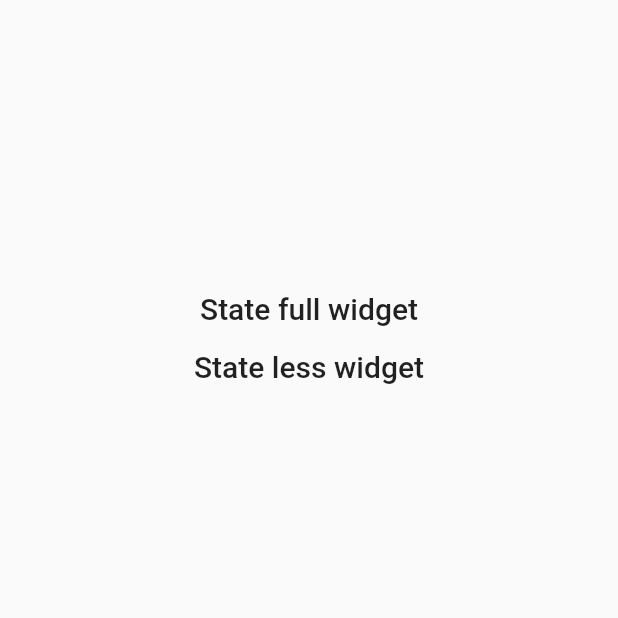
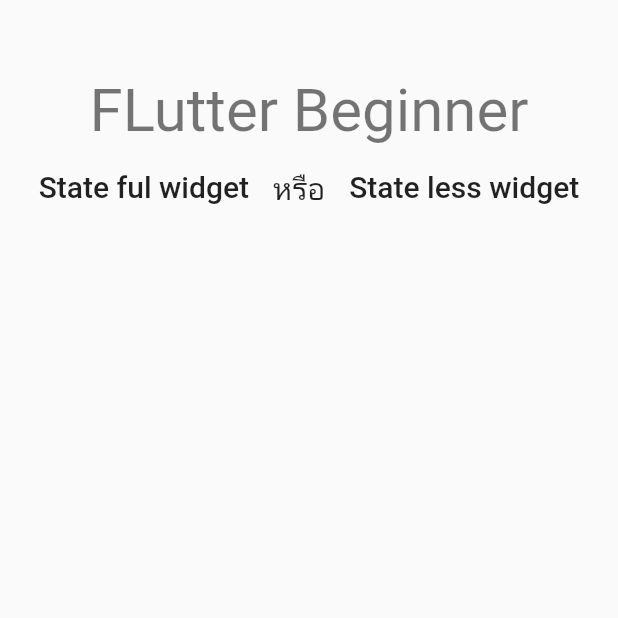
Before and after one commit to Mr-Apisit/session, a Flutter app: the screen it shows after launch, on a phone screen of 412 x 824 dp, the top half of it. Run offline on Flutter 3.47's test engine with Material 2 defaults, Android fonts, the phone set to English and light mode, and no system bars.

Commit message:
stateFul and stateLess

```diff
--- a/lib/src/presentation/pages/landing_page.dart
+++ b/lib/src/presentation/pages/landing_page.dart
@@ -2,6 +2,7 @@ import 'package:flutter/material.dart';
 
 import '../features/state_ful.dart';
 import '../features/state_less.dart';
+import '../widgets/text_button.dart';
 
 class LandingPage extends StatelessWidget {
   const LandingPage({super.key});
@@ -10,34 +11,57 @@ class LandingPage extends StatelessWidget {
   Widget build(BuildContext context) {
     return Scaffold(
       body: Container(
-          height: 450,
+          height: double.maxFinite,
           width: double.maxFinite - 20,
           decoration: BoxDecoration(borderRadius: BorderRadius.circular(7.0)),
+          child: Padding(
+            padding: const EdgeInsets.only(top: 50.0),
             child: Column(
+              children: [
+                Text(
+                  "FLutter Beginner",
+                  style: Theme.of(context).textTheme.headlineLarge,
+                ),
+                Expanded(
+                  child: Row(
                     mainAxisAlignment: MainAxisAlignment.center,
+                    crossAxisAlignment: CrossAxisAlignment.start,
                     children: [
-              Padding(
-                padding: const EdgeInsets.all(8.0),
-                child: InkWell(
-                    borderRadius: BorderRadius.circular(7.0),
+                      MyTextButton(
+                        text: "State ful widget",
                         onTap: () {
-                      Navigator.push(context, MaterialPageRoute(builder: (ctx) => const StateFul(title: "State full widget")));
+                          Navigator.push(
+                            context,
+                            MaterialPageRoute(
+                              builder: (ctx) => const StateFul(
+                                title: "State full widget",
+                              ),
+                            ),
+                          );
                         },
-                    child: Text(
-                      "State full widget",
-                      style: Theme.of(context).textTheme.titleLarge,
-                    )),
                       ),
                       Padding(
-                padding: const EdgeInsets.all(8.0),
-                child: InkWell(
-                    borderRadius: BorderRadius.circular(7.0),
+                        padding: const EdgeInsets.only(top: 15.0),
+                        child: Text("หรือ", style: Theme.of(context).textTheme.titleLarge),
+                      ),
+                      MyTextButton(
+                        text: "State less widget",
                         onTap: () {
-                      Navigator.push(context, MaterialPageRoute(builder: (ctx) => StateLess(title: "State less widget")));
+                          Navigator.push(
+                            context,
+                            MaterialPageRoute(
+                              builder: (ctx) => const StateLess(
+                                title: "State less widget",
+                              ),
+                            ),
+                          );
                         },
-                    child: Text("State less widget", style: Theme.of(context).textTheme.titleLarge)),
                       ),
                     ],
+                  ),
+                ),
+              ],
+            ),
           )),
     );
   }
--- /dev/null
+++ b/lib/src/presentation/widgets/text_button.dart
@@ -0,0 +1,26 @@
+import 'package:flutter/material.dart';
+
+
+class MyTextButton extends StatelessWidget {
+  final String text;
+  final Function() onTap;
+  const MyTextButton({required this.text,required this.onTap,  super.key});
+
+  @override
+  Widget build(BuildContext context) {
+    return Padding(
+    padding: const EdgeInsets.all(8.0),
+    child: InkWell(
+      borderRadius: BorderRadius.circular(7.0),
+      onTap: onTap,
+      child: Padding(
+        padding: const EdgeInsets.all(8.0),
+        child: Text(
+          text,
+          style: Theme.of(context).textTheme.titleLarge,
+        ),
+      ),
+    ),
+  );
+  }
+}
```
Lines whose indentation alone changed are shown as unchanged.
